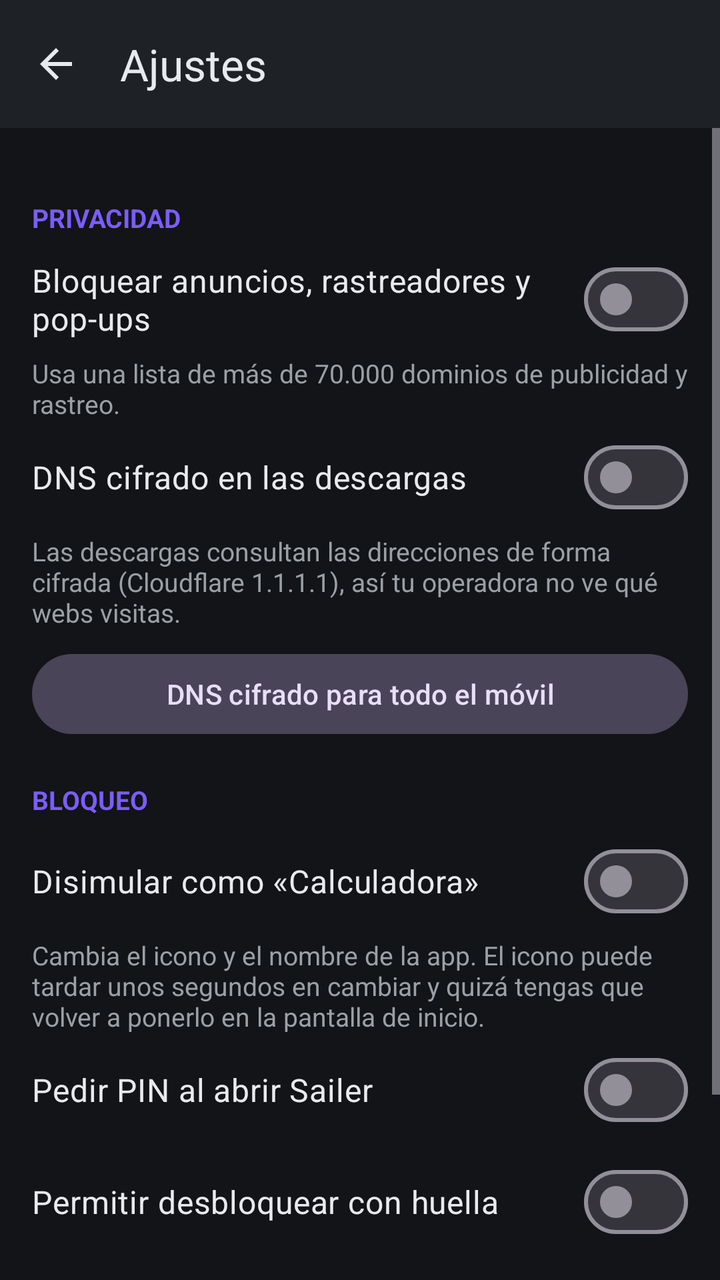
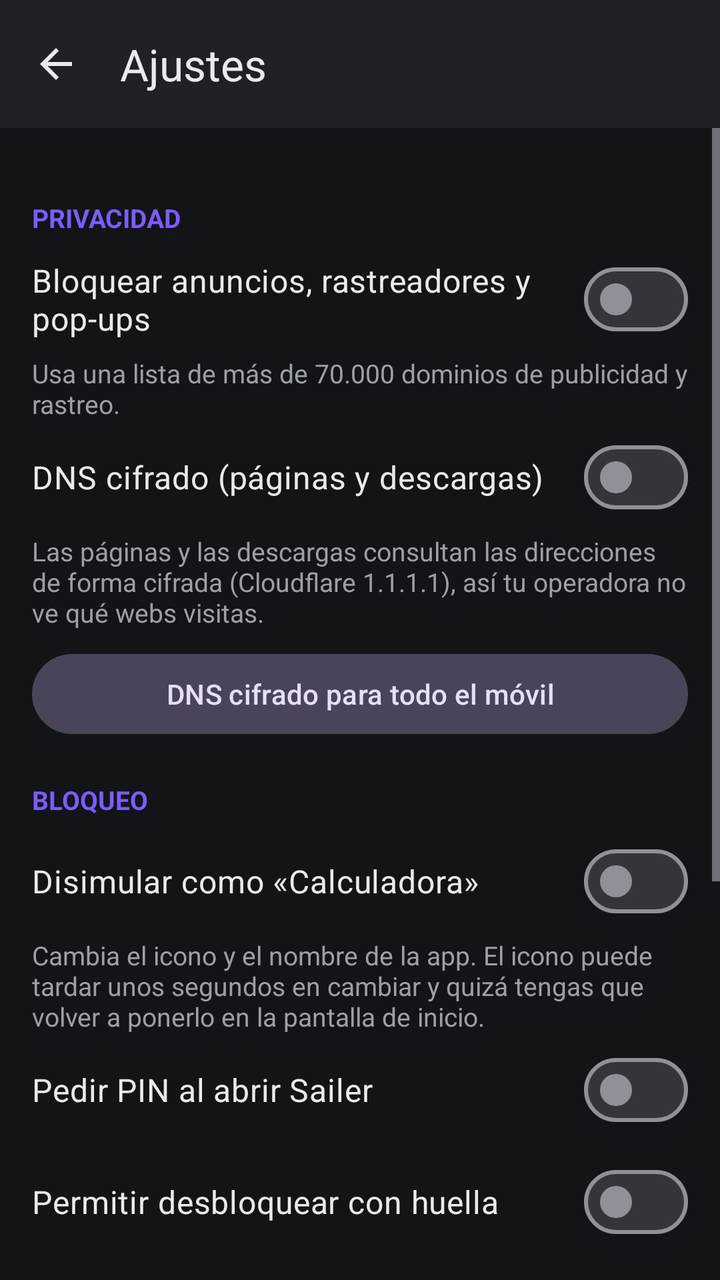

The first picture is an Android layout as it rendered before a commit; the second is the same layout after the commit. The layout source and the unified diff follow.
<!-- AndroidManifest.xml: application theme Theme.Sailer -->
<!-- res/layout/activity_settings.xml -->
<?xml version="1.0" encoding="utf-8"?>
<LinearLayout xmlns:android="http://schemas.android.com/apk/res/android"
    xmlns:app="http://schemas.android.com/apk/res-auto"
    android:layout_width="match_parent"
    android:layout_height="match_parent"
    android:fitsSystemWindows="true"
    android:orientation="vertical">

    <com.google.android.material.appbar.MaterialToolbar
        android:id="@+id/toolbar"
        android:layout_width="match_parent"
        android:layout_height="?attr/actionBarSize"
        android:background="@color/surface"
        app:navigationIcon="@drawable/ic_back"
        app:title="@string/menu_settings"
        app:titleTextColor="@color/text" />

    <ScrollView
        android:layout_width="match_parent"
        android:layout_height="match_parent">

        <LinearLayout
            android:layout_width="match_parent"
            android:layout_height="wrap_content"
            android:orientation="vertical"
            android:padding="16dp">

            <TextView style="@style/SailerSectionTitle" android:text="@string/settings_section_privacy" />

            <com.google.android.material.materialswitch.MaterialSwitch
                android:id="@+id/switchAdblock"
                style="@style/SailerSwitch"
                android:text="@string/settings_adblock" />

            <TextView style="@style/SailerHint" android:text="@string/settings_adblock_help" />

            <com.google.android.material.materialswitch.MaterialSwitch
                android:id="@+id/switchDoh"
                style="@style/SailerSwitch"
                android:text="@string/settings_doh" />

            <TextView style="@style/SailerHint" android:text="@string/settings_doh_help" />

            <com.google.android.material.button.MaterialButton
                android:id="@+id/privateDns"
                style="@style/Widget.Material3.Button.TonalButton"
                android:layout_width="match_parent"
                android:layout_height="wrap_content"
                android:layout_marginTop="8dp"
                android:text="@string/settings_private_dns" />

            <TextView style="@style/SailerSectionTitle" android:text="@string/settings_section_lock" />

            <com.google.android.material.materialswitch.MaterialSwitch
                android:id="@+id/switchDisguise"
                style="@style/SailerSwitch"
                android:text="@string/settings_disguise" />

            <TextView style="@style/SailerHint" android:text="@string/settings_disguise_help" />

            <com.google.android.material.materialswitch.MaterialSwitch
                android:id="@+id/switchLock"
                style="@style/SailerSwitch"
                android:text="@string/settings_lock" />

            <com.google.android.material.materialswitch.MaterialSwitch
                android:id="@+id/switchBiometric"
                style="@style/SailerSwitch"
                android:text="@string/settings_biometric" />

            <com.google.android.material.button.MaterialButton
                android:id="@+id/changePin"
                style="@style/Widget.Material3.Button.TonalButton"
                android:layout_width="match_parent"
                android:layout_height="wrap_content"
                android:layout_marginTop="8dp"
                android:text="@string/settings_change_pin" />

            <TextView
                android:id="@+id/version"
                style="@style/SailerHint"
                android:layout_marginTop="32dp"
                android:gravity="center" />
        </LinearLayout>
    </ScrollView>
</LinearLayout>
<!-- resources referenced by this layout -->
<resources>
  <color name="surface">#FF1E2126</color>
  <color name="text">#FFE8EAED</color>
  <!-- drawable ic_back (drawable) -->
  <vector xmlns:android="http://schemas.android.com/apk/res/android"
      android:width="24dp" android:height="24dp"
      android:viewportWidth="24" android:viewportHeight="24"
      android:autoMirrored="true">
      <path android:fillColor="@color/text"
          android:pathData="M20,11H7.83l5.59,-5.59L12,4l-8,8 8,8 1.41,-1.41L7.83,13H20v-2z" />
  </vector>
  <string name="menu_settings">Ajustes</string>
  <string name="settings_adblock">Bloquear anuncios, rastreadores y pop-ups</string>
  <string name="settings_adblock_help">Usa una lista de más de 70.000 dominios de publicidad y rastreo.</string>
  <string name="settings_biometric">Permitir desbloquear con huella</string>
  <string name="settings_change_pin">Cambiar PIN</string>
  <string name="settings_disguise">Disimular como «Calculadora»</string>
  <string name="settings_disguise_help">Cambia el icono y el nombre de la app. El icono puede tardar unos segundos en cambiar y quizá tengas que volver a ponerlo en la pantalla de inicio.</string>
  <string name="settings_doh">DNS cifrado en las descargas</string>
  <string name="settings_doh_help">Las descargas consultan las direcciones de forma cifrada (Cloudflare 1.1.1.1), así tu operadora no ve qué webs visitas.</string>
  <string name="settings_lock">Pedir PIN al abrir Sailer</string>
  <string name="settings_private_dns">DNS cifrado para todo el móvil</string>
  <string name="settings_section_lock">Bloqueo</string>
  <string name="settings_section_privacy">Privacidad</string>
  <style name="SailerHint">
          <item name="android:layout_width">match_parent</item>
          <item name="android:layout_height">wrap_content</item>
          <item name="android:textColor">@color/text_dim</item>
          <item name="android:textSize">13sp</item>
      </style>
  <style name="SailerSectionTitle">
          <item name="android:layout_width">match_parent</item>
          <item name="android:layout_height">wrap_content</item>
          <item name="android:layout_marginTop">20dp</item>
          <item name="android:layout_marginBottom">4dp</item>
          <item name="android:textColor">@color/accent</item>
          <item name="android:textSize">13sp</item>
          <item name="android:textStyle">bold</item>
          <item name="android:textAllCaps">true</item>
      </style>
  <style name="SailerSwitch">
          <item name="android:layout_width">match_parent</item>
          <item name="android:layout_height">wrap_content</item>
          <item name="android:minHeight">56dp</item>
          <item name="android:textColor">@color/text</item>
          <item name="android:textSize">16sp</item>
      </style>
  <style name="Theme.Sailer" parent="Theme.Material3.Dark.NoActionBar">
          <item name="colorPrimary">@color/accent</item>
          <item name="android:windowBackground">@color/bg</item>
          <item name="android:statusBarColor">@color/surface</item>
          <item name="android:navigationBarColor">@color/surface</item>
      </style>
  <color name="text_dim">#FF9AA0A6</color>
  <color name="accent">#FF7C5CFF</color>
  <color name="bg">#FF121417</color>
</resources>

<!-- the commit's change to res/layout/activity_settings.xml (unified diff, before → after) -->
@@ -76,6 +76,25 @@
                 android:layout_marginTop="8dp"
                 android:text="@string/settings_change_pin" />
 
+            <TextView style="@style/SailerSectionTitle" android:text="@string/backup_section" />
+
+            <TextView style="@style/SailerHint" android:text="@string/backup_help" />
+
+            <com.google.android.material.button.MaterialButton
+                android:id="@+id/backupExport"
+                style="@style/Widget.Material3.Button.TonalButton"
+                android:layout_width="match_parent"
+                android:layout_height="wrap_content"
+                android:layout_marginTop="8dp"
+                android:text="@string/backup_export" />
+
+            <com.google.android.material.button.MaterialButton
+                android:id="@+id/backupImport"
+                style="@style/Widget.Material3.Button.TonalButton"
+                android:layout_width="match_parent"
+                android:layout_height="wrap_content"
+                android:text="@string/backup_import" />
+
             <TextView
                 android:id="@+id/version"
                 style="@style/SailerHint"
<!-- resource entries referenced after the edit -->
@@ -10,6 +10,10 @@
       <path android:fillColor="@color/text"
           android:pathData="M20,11H7.83l5.59,-5.59L12,4l-8,8 8,8 1.41,-1.41L7.83,13H20v-2z" />
   </vector>
+  <string name="backup_export">Exportar copia cifrada</string>
+  <string name="backup_help">Guarda la carpeta segura y los favoritos en un único archivo protegido con una contraseña. Úsalo antes de reinstalar Sailer o para pasarlo a otro móvil.</string>
+  <string name="backup_import">Importar copia</string>
+  <string name="backup_section">Copia de seguridad</string>
   <string name="menu_settings">Ajustes</string>
   <string name="settings_adblock">Bloquear anuncios, rastreadores y pop-ups</string>
   <string name="settings_adblock_help">Usa una lista de más de 70.000 dominios de publicidad y rastreo.</string>
@@ -17,8 +21,8 @@
   <string name="settings_change_pin">Cambiar PIN</string>
   <string name="settings_disguise">Disimular como «Calculadora»</string>
   <string name="settings_disguise_help">Cambia el icono y el nombre de la app. El icono puede tardar unos segundos en cambiar y quizá tengas que volver a ponerlo en la pantalla de inicio.</string>
-  <string name="settings_doh">DNS cifrado en las descargas</string>
-  <string name="settings_doh_help">Las descargas consultan las direcciones de forma cifrada (Cloudflare 1.1.1.1), así tu operadora no ve qué webs visitas.</string>
+  <string name="settings_doh">DNS cifrado (páginas y descargas)</string>
+  <string name="settings_doh_help">Las páginas y las descargas consultan las direcciones de forma cifrada (Cloudflare 1.1.1.1), así tu operadora no ve qué webs visitas.</string>
   <string name="settings_lock">Pedir PIN al abrir Sailer</string>
   <string name="settings_private_dns">DNS cifrado para todo el móvil</string>
   <string name="settings_section_lock">Bloqueo</string>
